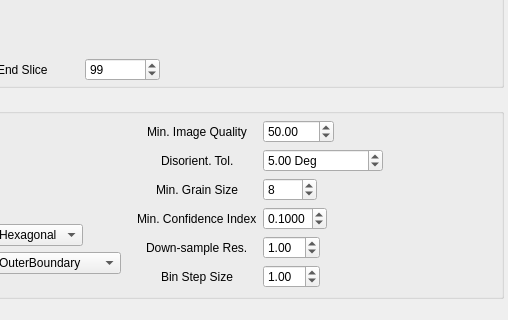
This is Source/AIM/GUI/UI_Files/ReconstructionWidget.ui in BlueQuartzSoftware/DREAM3D as Qt 5 draws it before an edit; both pictures show x 179 to 687 and y 121 to 441 of the 687 by 727 pixel window. The edited form follows.
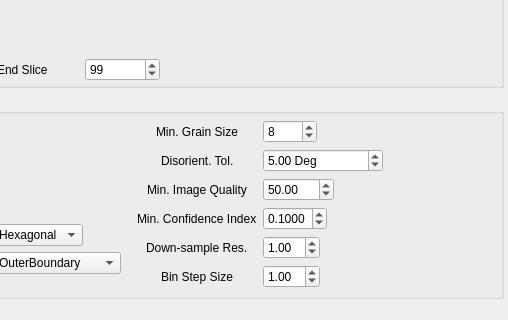
This is the edited form. Icons and pictures are not drawn.

```diff
--- a/Source/AIM/GUI/UI_Files/ReconstructionWidget.ui
+++ b/Source/AIM/GUI/UI_Files/ReconstructionWidget.ui
@@ -320,26 +320,6 @@
           <property name="rightMargin">
            <number>10</number>
           </property>
-          <item row="1" column="0">
-           <widget class="QLabel" name="label_31">
-            <property name="text">
-             <string>Min. Image Quality</string>
-            </property>
-           </widget>
-          </item>
-          <item row="1" column="1">
-           <widget class="QDoubleSpinBox" name="rec_MinImageQuality">
-            <property name="maximum">
-             <double>5000.000000000000000</double>
-            </property>
-            <property name="singleStep">
-             <double>10.000000000000000</double>
-            </property>
-            <property name="value">
-             <double>50.000000000000000</double>
-            </property>
-           </widget>
-          </item>
           <item row="2" column="1">
            <widget class="QDoubleSpinBox" name="rec_MisOrientationTolerance">
             <property name="minimumSize">
@@ -365,19 +345,6 @@
             </property>
            </widget>
           </item>
-          <item row="3" column="1">
-           <widget class="QSpinBox" name="rec_MinAllowedGrainSize">
-            <property name="minimum">
-             <number>1</number>
-            </property>
-            <property name="maximum">
-             <number>1000</number>
-            </property>
-            <property name="value">
-             <number>8</number>
-            </property>
-           </widget>
-          </item>
           <item row="4" column="1">
            <widget class="QDoubleSpinBox" name="rec_MinConfidence">
             <property name="decimals">
@@ -415,13 +382,6 @@
             </property>
            </widget>
           </item>
-          <item row="3" column="0">
-           <widget class="QLabel" name="label_8">
-            <property name="text">
-             <string>Min. Grain Size</string>
-            </property>
-           </widget>
-          </item>
           <item row="4" column="0">
            <widget class="QLabel" name="label_9">
             <property name="text">
@@ -443,6 +403,46 @@
             </property>
            </widget>
           </item>
+          <item row="3" column="0">
+           <widget class="QLabel" name="label_31">
+            <property name="text">
+             <string>Min. Image Quality</string>
+            </property>
+           </widget>
+          </item>
+          <item row="1" column="0">
+           <widget class="QLabel" name="label_8">
+            <property name="text">
+             <string>Min. Grain Size</string>
+            </property>
+           </widget>
+          </item>
+          <item row="3" column="1">
+           <widget class="QDoubleSpinBox" name="rec_MinImageQuality">
+            <property name="maximum">
+             <double>5000.000000000000000</double>
+            </property>
+            <property name="singleStep">
+             <double>10.000000000000000</double>
+            </property>
+            <property name="value">
+             <double>50.000000000000000</double>
+            </property>
+           </widget>
+          </item>
+          <item row="1" column="1">
+           <widget class="QSpinBox" name="rec_MinAllowedGrainSize">
+            <property name="minimum">
+             <number>1</number>
+            </property>
+            <property name="maximum">
+             <number>1000</number>
+            </property>
+            <property name="value">
+             <number>8</number>
+            </property>
+           </widget>
+          </item>
          </layout>
         </item>
        </layout>
```
